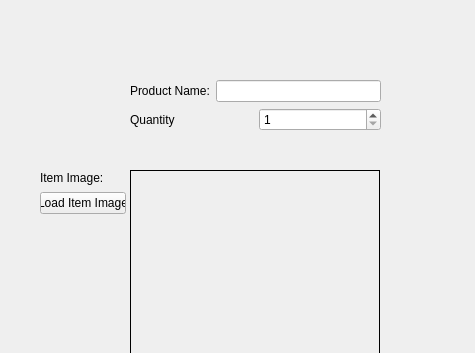
The window that additemdialog.ui (AdziuG/StoreInventoryQt) describes before a commit, drawn with Qt 5; both pictures show x 0 to 475 and y 0 to 353 of the 475 by 510 pixel window.
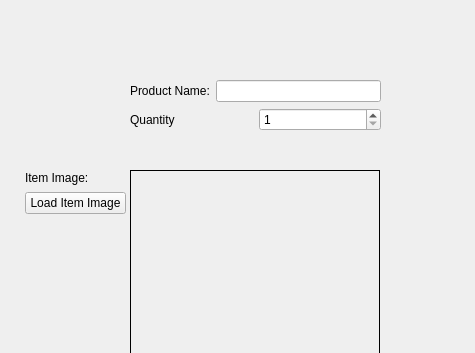
The same window after the commit.

```diff
--- a/additemdialog.ui
+++ b/additemdialog.ui
@@ -42,7 +42,7 @@
     <string>Confirm Add</string>
    </property>
   </widget>
-  <widget class="QWidget" name="">
+  <widget class="QWidget" name="layoutWidget">
    <property name="geometry">
     <rect>
      <x>130</x>
@@ -89,12 +89,12 @@
     </item>
    </layout>
   </widget>
-  <widget class="QWidget" name="">
+  <widget class="QWidget" name="layoutWidget">
    <property name="geometry">
     <rect>
-     <x>40</x>
+     <x>25</x>
      <y>170</y>
-     <width>86</width>
+     <width>101</width>
      <height>44</height>
     </rect>
    </property>
```
